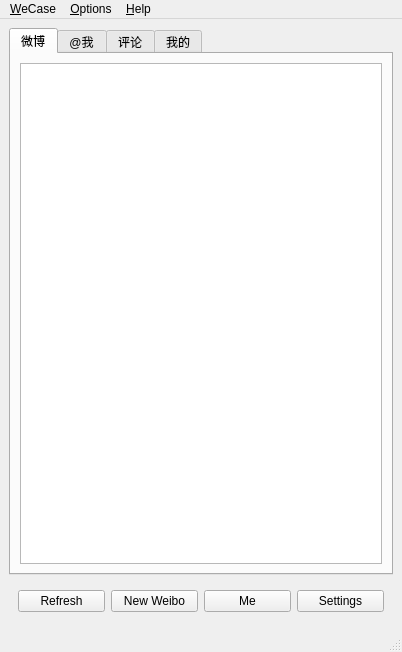
This is ui/MainWindow.ui in WeCase/WeCase as Qt 5 draws it before an edit. The edited form follows.
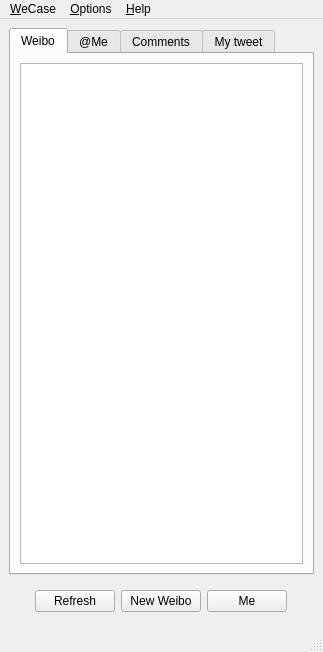
This is the edited form. Icons and pictures are not drawn.

Commit message: 多线程OSD-Notify提示，更窄的界面

Diff of the .ui file:
```diff
--- a/ui/MainWindow.ui
+++ b/ui/MainWindow.ui
@@ -6,7 +6,7 @@
    <rect>
     <x>0</x>
     <y>0</y>
-    <width>402</width>
+    <width>323</width>
     <height>652</height>
    </rect>
   </property>
@@ -46,7 +46,7 @@
       </property>
       <widget class="QWidget" name="tab_weibo">
        <attribute name="title">
-        <string>微博</string>
+        <string>Weibo</string>
        </attribute>
        <layout class="QVBoxLayout" name="verticalLayout_3">
         <item>
@@ -56,7 +56,7 @@
       </widget>
       <widget class="QWidget" name="tab_atme">
        <attribute name="title">
-        <string>@我</string>
+        <string>@Me</string>
        </attribute>
        <layout class="QVBoxLayout" name="verticalLayout_2">
         <item>
@@ -66,7 +66,7 @@
       </widget>
       <widget class="QWidget" name="tab_comment">
        <attribute name="title">
-        <string>评论</string>
+        <string>Comments</string>
        </attribute>
        <layout class="QVBoxLayout" name="verticalLayout_4">
         <item>
@@ -76,7 +76,7 @@
       </widget>
       <widget class="QWidget" name="tab_my">
        <attribute name="title">
-        <string>我的</string>
+        <string>My tweet</string>
        </attribute>
        <layout class="QVBoxLayout" name="verticalLayout_6">
         <item>
@@ -101,34 +101,53 @@
        </size>
       </property>
       <layout class="QGridLayout" name="gridLayout">
-       <item row="0" column="2">
+       <item row="0" column="0">
+        <spacer name="horizontalSpacer">
+         <property name="orientation">
+          <enum>Qt::Horizontal</enum>
+         </property>
+         <property name="sizeHint" stdset="0">
+          <size>
+           <width>40</width>
+           <height>20</height>
+          </size>
+         </property>
+        </spacer>
+       </item>
+       <item row="0" column="3">
         <widget class="QPushButton" name="pushButton_me">
          <property name="text">
           <string>Me</string>
          </property>
         </widget>
        </item>
-       <item row="0" column="0">
+       <item row="0" column="4">
+        <spacer name="horizontalSpacer_2">
+         <property name="orientation">
+          <enum>Qt::Horizontal</enum>
+         </property>
+         <property name="sizeHint" stdset="0">
+          <size>
+           <width>40</width>
+           <height>20</height>
+          </size>
+         </property>
+        </spacer>
+       </item>
+       <item row="0" column="1">
         <widget class="QPushButton" name="pushButton_refresh">
          <property name="text">
           <string>Refresh</string>
          </property>
         </widget>
        </item>
-       <item row="0" column="1">
+       <item row="0" column="2">
         <widget class="QPushButton" name="pushButton_new">
          <property name="text">
           <string>New Weibo</string>
          </property>
         </widget>
        </item>
-       <item row="0" column="3">
-        <widget class="QPushButton" name="pushButton_settings">
-         <property name="text">
-          <string>Settings</string>
-         </property>
-        </widget>
-       </item>
       </layout>
      </widget>
     </item>
@@ -142,7 +161,7 @@
     <rect>
      <x>0</x>
      <y>0</y>
-     <width>402</width>
+     <width>323</width>
      <height>24</height>
     </rect>
    </property>
```
The commit also changes 2 other files.
